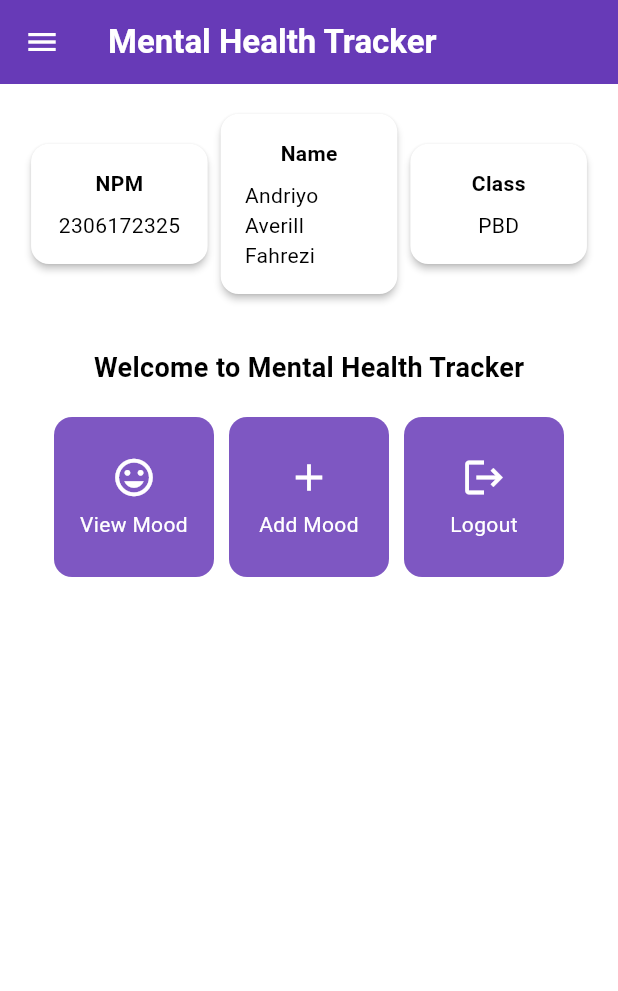
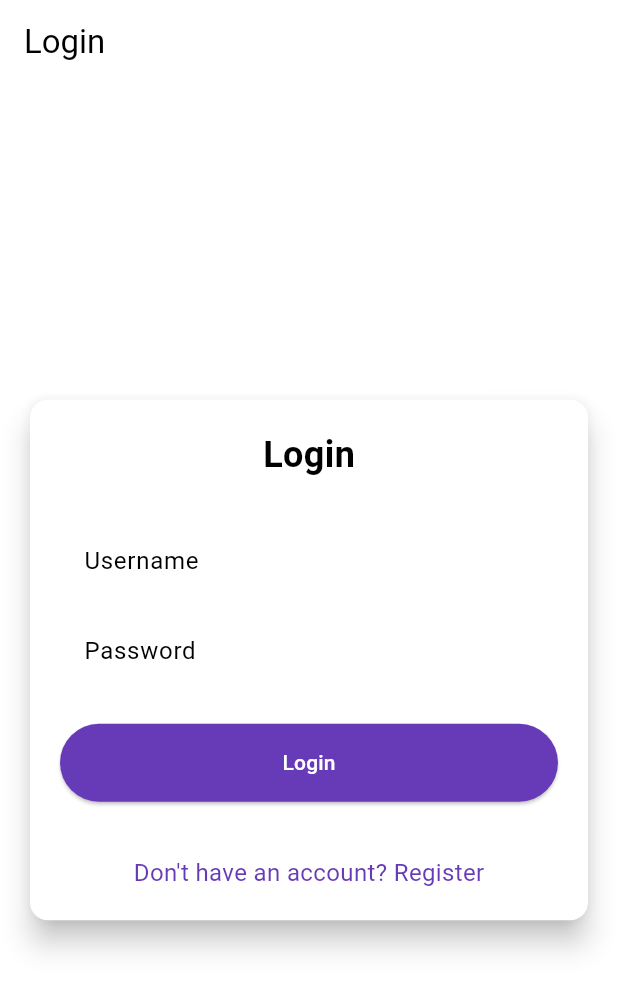
Before and after one commit to muzkii/mental-health-tracker-mobile, a Flutter app: the screen it shows after launch, on a phone screen of 412 x 824 dp. Shown: the top 991 px of the screen. Run offline on Flutter 3.47's test engine with Material 3 defaults, Android fonts, the phone set to English and light mode, and no system bars; missing offline and left inert: pbp_django_auth.

Commit message:
Tutorial 8 commit done

```diff
--- a/lib/main.dart
+++ b/lib/main.dart
@@ -1,5 +1,7 @@
 import 'package:flutter/material.dart';
-import 'package:mental_health_tracker/screens/menu.dart';
+import 'package:pbp_django_auth/pbp_django_auth.dart';
+import 'package:provider/provider.dart';
+import 'package:mental_health_tracker/screens/login.dart';
 
 void main() {
   runApp(const MyApp());
@@ -8,33 +10,23 @@ void main() {
 class MyApp extends StatelessWidget {
   const MyApp({super.key});
 
-  // This widget is the root of your application.
   @override
   Widget build(BuildContext context) {
-    return MaterialApp(
-      title: 'Flutter Demo',
-      theme: ThemeData(
-        // This is the theme of your application.
-        //
-        // TRY THIS: Try running your application with "flutter run". You'll see
-        // the application has a purple toolbar. Then, without quitting the app,
-        // try changing the seedColor in the colorScheme below to Colors.green
-        // and then invoke "hot reload" (save your changes or press the "hot
-        // reload" button in a Flutter-supported IDE, or press "r" if you used
-        // the command line to start the app).
-        //
-        // Notice that the counter didn't reset back to zero; the application
-        // state is not lost during the reload. To reset the state, use hot
-        // restart instead.
-        //
-        // This works for code too, not just values: Most code changes can be
-        // tested with just a hot reload.
-        colorScheme:ColorScheme.fromSwatch(
-              primarySwatch: Colors.deepPurple,
-        ).copyWith(secondary: Colors.deepPurple[400]),
-        useMaterial3: true,
+    return Provider(
+      create: (_) {
+        CookieRequest request = CookieRequest();
+        return request;
+      },
+      child: MaterialApp(
+        title: 'Mental Health Tracker',
+        theme: ThemeData(
+          useMaterial3: true,
+          colorScheme: ColorScheme.fromSwatch(
+            primarySwatch: Colors.deepPurple,
+          ).copyWith(secondary: Colors.deepPurple[400]),
+        ),
+        home: LoginPage(),
       ),
-      home: MyHomePage(),
     );
   }
 }
--- /dev/null
+++ b/lib/screens/login.dart
@@ -0,0 +1,182 @@
+import 'package:mental_health_tracker/screens/menu.dart';
+import 'package:flutter/material.dart';
+import 'package:pbp_django_auth/pbp_django_auth.dart';
+import 'package:provider/provider.dart';
+import 'package:mental_health_tracker/screens/register.dart';
+// TODO: Import RegisterPage later
+
+void main() {
+  runApp(const LoginApp());
+}
+
+class LoginApp extends StatelessWidget {
+  const LoginApp({super.key});
+
+  @override
+  Widget build(BuildContext context) {
+    return MaterialApp(
+      title: 'Login',
+      theme: ThemeData(
+        useMaterial3: true,
+        colorScheme: ColorScheme.fromSwatch(
+          primarySwatch: Colors.deepPurple,
+        ).copyWith(secondary: Colors.deepPurple[400]),
+      ),
+      home: const LoginPage(),
+    );
+  }
+}
+
+class LoginPage extends StatefulWidget {
+  const LoginPage({super.key});
+
+  @override
+  State<LoginPage> createState() => _LoginPageState();
+}
+
+class _LoginPageState extends State<LoginPage> {
+  final TextEditingController _usernameController = TextEditingController();
+  final TextEditingController _passwordController = TextEditingController();
+
+  @override
+  Widget build(BuildContext context) {
+    final request = context.watch<CookieRequest>();
+
+    return Scaffold(
+      appBar: AppBar(
+        title: const Text('Login'),
+      ),
+      body: Center(
+        child: SingleChildScrollView(
+          padding: const EdgeInsets.all(16.0),
+          child: Card(
+            elevation: 8,
+            shape: RoundedRectangleBorder(
+              borderRadius: BorderRadius.circular(12.0),
+            ),
+            child: Padding(
+              padding: const EdgeInsets.all(20.0),
+              child: Column(
+                mainAxisSize: MainAxisSize.min,
+                children: [
+                  const Text(
+                    'Login',
+                    style: TextStyle(
+                      fontSize: 24.0,
+                      fontWeight: FontWeight.bold,
+                    ),
+                  ),
+                  const SizedBox(height: 30.0),
+                  TextField(
+                    controller: _usernameController,
+                    decoration: const InputDecoration(
+                      labelText: 'Username',
+                      hintText: 'Enter your username',
+                      border: OutlineInputBorder(
+                        borderRadius: BorderRadius.all(Radius.circular(12.0)),
+                      ),
+                      contentPadding:
+                          EdgeInsets.symmetric(horizontal: 12.0, vertical: 8.0),
+                    ),
+                  ),
+                  const SizedBox(height: 12.0),
+                  TextField(
+                    controller: _passwordController,
+                    decoration: const InputDecoration(
+                      labelText: 'Password',
+                      hintText: 'Enter your password',
+                      border: OutlineInputBorder(
+                        borderRadius: BorderRadius.all(Radius.circular(12.0)),
+                      ),
+                      contentPadding:
+                          EdgeInsets.symmetric(horizontal: 12.0, vertical: 8.0),
+                    ),
+                    obscureText: true,
+                  ),
+                  const SizedBox(height: 24.0),
+                  ElevatedButton(
+                    onPressed: () async {
+                      String username = _usernameController.text;
+                      String password = _passwordController.text;
+
+		  // Check credentials
+		  // TODO: Change the URL and don't forget to add a trailing slash (/) at the end of the URL!
+		  // To connect the Android emulator to Django on localhost,
+		  // use the URL http://10.0.2.2/
+                      final response = await request
+                          .login("http://localhost:8000/auth/login/", {
+                        'username': username,
+                        'password': password,
+                      });
+
+                      if (request.loggedIn) {
+                        String message = response['message'];
+                        String uname = response['username'];
+                        if (context.mounted) {
+                          Navigator.pushReplacement(
+                            context,
+                            MaterialPageRoute(
+                                builder: (context) => MyHomePage()),
+                          );
+                          ScaffoldMessenger.of(context)
+                            ..hideCurrentSnackBar()
+                            ..showSnackBar(
+                              SnackBar(
+                                  content:
+                                      Text("$message Welcome, $uname.")),
+                            );
+                        }
+                      } else {
+                        if (context.mounted) {
+                          showDialog(
+                            context: context,
+                            builder: (context) => AlertDialog(
+                              title: const Text('Login Failed'),
+                              content: Text(response['message']),
+                              actions: [
+                                TextButton(
+                                  child: const Text('OK'),
+                                  onPressed: () {
+                                    Navigator.pop(context);
+                                  },
+                                ),
+                              ],
+                            ),
+                          );
+                        }
+                      }
+                    },
+                    style: ElevatedButton.styleFrom(
+                      foregroundColor: Colors.white,
+                      minimumSize: Size(double.infinity, 50),
+                      backgroundColor: Theme.of(context).colorScheme.primary,
+                      padding: const EdgeInsets.symmetric(vertical: 16.0),
+                    ),
+                    child: const Text('Login'),
+                  ),
+                  const SizedBox(height: 36.0),
+                  GestureDetector(
+                    onTap: () {
+                      Navigator.push(
+                        context,
+                        MaterialPageRoute(
+                            builder: (context) => const RegisterPage()),
+                      );
+                    },
+                    child: Text(
+                      'Don\'t have an account? Register',
+                      style: TextStyle(
+                        color: Theme.of(context).colorScheme.primary,
+                        fontSize: 16.0,
+                      ),
+                    ),
+                  ),
+                ],
+              ),
+            ),
+          ),
+        ),
+      ),
+    );
+  }
+}
--- a/pubspec.yaml
+++ b/pubspec.yaml
@@ -35,6 +35,9 @@ dependencies:
   # The following adds the Cupertino Icons font to your application.
   # Use with the CupertinoIcons class for iOS style icons.
   cupertino_icons: ^1.0.8
+  provider: ^6.1.2
+  pbp_django_auth: ^0.4.0
+  http: ^1.2.2
 
 dev_dependencies:
   flutter_test:
```
Also changed, not shown: lib/models/mood_entry.dart (added, +65 -0 lines), lib/screens/list_moodentry.dart (added, +101 -0 lines), lib/screens/moodentry_form.dart (+37 -29 lines), lib/screens/register.dart (added, +166 -0 lines), lib/widgets/left_drawer.dart (+13 -0 lines), lib/widgets/mood_card.dart (+35 -5 lines), pubspec.lock, 2 other files.
